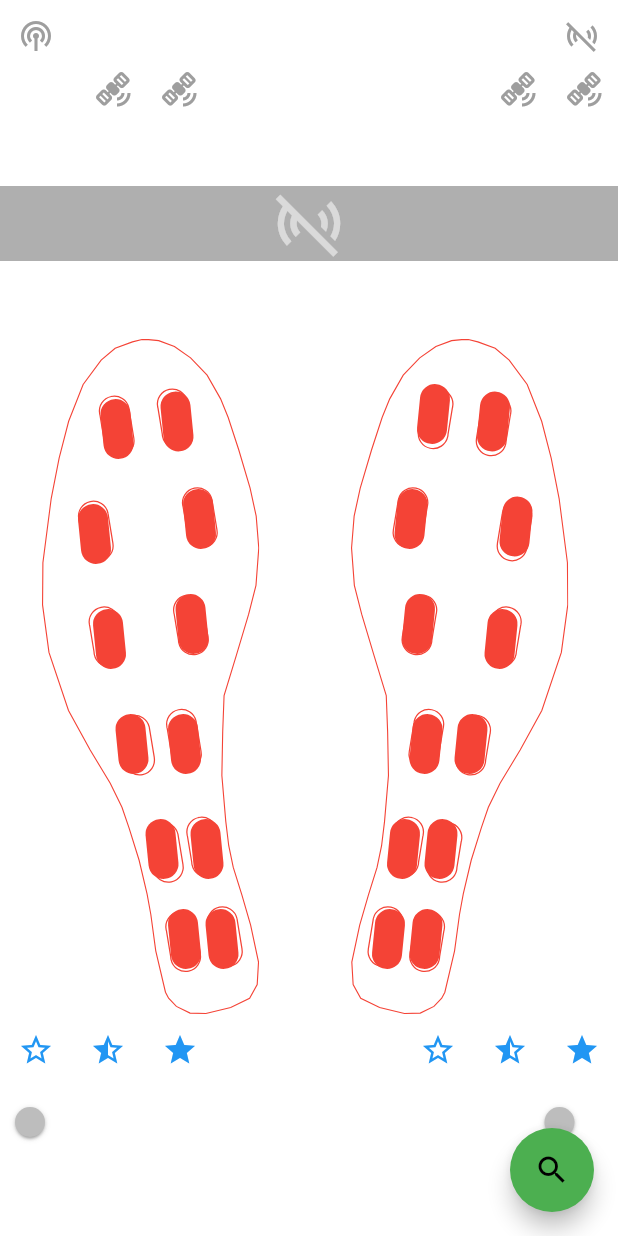
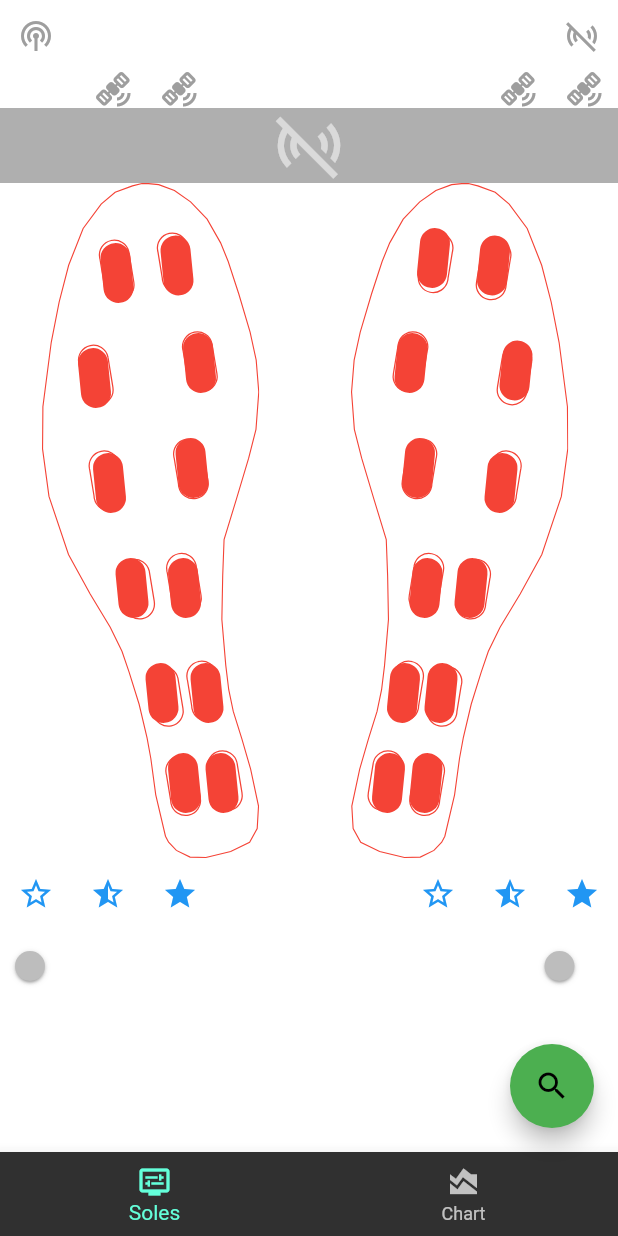
Before and after one commit to seihan/feetback_app, a Flutter app: the screen it shows after launch, on a phone screen of 412 x 824 dp. Run offline on Flutter 3.47's test engine with Material 2 defaults, Android fonts, the phone set to English and light mode, and no system bars; our stand-ins replace charts_flutter, flutter_blue_plus, flutter_svg, permission_handler, rxdart.

Commit message:
added real time data view - wip - added sensor values model to hold datetime and values - added bottom tab bar view - added real time chart for 12 sensor values - not finished

```diff
--- /dev/null
+++ b/lib/models/sensor_values.dart
@@ -0,0 +1,6 @@
+class SensorValues {
+  final DateTime time;
+  final List<int> values;
+
+  SensorValues({required this.time, required this.values});
+}
--- a/lib/screens/visualization_screen.dart
+++ b/lib/screens/visualization_screen.dart
@@ -1,96 +1,63 @@
-import 'package:feet_back_app/models/sensor_state_model.dart';
-import 'package:feet_back_app/widgets/activate_switch.dart';
-import 'package:feet_back_app/widgets/devices.dart';
-import 'package:feet_back_app/widgets/disconnect_button.dart';
+import 'package:feet_back_app/widgets/sensor_chart.dart';
+import 'package:feet_back_app/widgets/sensor_soles.dart';
 import 'package:flutter/material.dart';
 
 import '../../models/bluetooth_connection_model.dart';
-import '../widgets/buzz_button.dart';
-import '../widgets/notify_button.dart';
-import '../widgets/sensor_sole.dart';
+import '../models/sensor_state_model.dart';
 
-class VisualizationScreen extends StatelessWidget {
+class VisualizationScreen extends StatefulWidget {
   final BluetoothConnectionModel model;
   const VisualizationScreen({Key? key, required this.model}) : super(key: key);
 
   @override
+  State<VisualizationScreen> createState() => _VisualizationScreenState();
+}
+
+class _VisualizationScreenState extends State<VisualizationScreen> {
+  int _selectedIndex = 0;
+  @override
   Widget build(BuildContext context) {
     final SensorStateModel stateModel = SensorStateModel();
+    List<Widget> tabPages = [
+      SensorSoles(bluetoothConnectionModel: widget.model),
+      SensorChart(
+        stream: stateModel.leftDisplayStream,
+      ),
+    ];
     return Scaffold(
       backgroundColor: Colors.transparent,
-      body: SafeArea(
-        child: Center(
-          child: Column(
-            mainAxisAlignment: MainAxisAlignment.spaceBetween,
-            crossAxisAlignment: CrossAxisAlignment.center,
-            children: [
-              const Row(
-                mainAxisAlignment: MainAxisAlignment.spaceBetween,
-                children: [
-                  NotifyButton(),
-                  DisconnectButton(),
-                ],
-              ),
-              const DeviceWidget(),
-              const Spacer(),
-              if (model.connected == false)
-                Container(
-                  color: Colors.black.withAlpha(80),
-                  child: const Center(
-                    child: Icon(
-                      Icons.sensors_off,
-                      size: 50.0,
-                      color: Colors.white54,
-                    ),
-                  ),
-                ),
-              const Spacer(),
-              Row(
-                mainAxisAlignment: MainAxisAlignment.spaceAround,
-                children: [
-                  SensorSole(
-                    stream: stateModel.leftDisplayStream,
-                    device: 0,
-                  ),
-                  SensorSole(
-                    stream: stateModel.rightDisplayStream,
-                    device: 1,
-                  ),
-                ],
-              ),
-              const Row(
-                mainAxisAlignment: MainAxisAlignment.spaceBetween,
-                children: [
-                  BuzzButton(mode: 0, device: 2),
-                  BuzzButton(mode: 1, device: 2),
-                  BuzzButton(mode: 2, device: 2),
-                  Spacer(),
-                  BuzzButton(mode: 0, device: 3),
-                  BuzzButton(mode: 1, device: 3),
-                  BuzzButton(mode: 2, device: 3),
-                ],
-              ),
-              const Row(
-                mainAxisAlignment: MainAxisAlignment.spaceBetween,
-                children: [
-                  ActivateSwitch(device: 2),
-                  ActivateSwitch(device: 3),
-                ],
-              ),
-              const Spacer(),
-            ],
-          ),
-        ),
-      ),
-      floatingActionButton: !model.connected
+      body: tabPages[_selectedIndex],
+      floatingActionButton: !widget.model.connected
           ? FloatingActionButton(
-              onPressed: model.isScanning ? null : model.startScan,
-              backgroundColor: model.isScanning ? Colors.red : Colors.green,
+              onPressed:
+                  widget.model.isScanning ? null : widget.model.startScan,
+              backgroundColor:
+                  widget.model.isScanning ? Colors.red : Colors.green,
               child: Icon(
-                model.isScanning ? Icons.stop : Icons.search,
+                widget.model.isScanning ? Icons.stop : Icons.search,
               ),
             )
           : null,
+      bottomNavigationBar: BottomNavigationBar(
+        currentIndex: _selectedIndex,
+        onTap: _onItemTapped,
+        items: const [
+          BottomNavigationBarItem(
+            icon: Icon(Icons.display_settings),
+            label: 'Soles',
+          ),
+          BottomNavigationBarItem(
+            icon: Icon(Icons.area_chart),
+            label: 'Chart',
+          ),
+        ],
+      ),
     );
   }
+
+  void _onItemTapped(int index) {
+    setState(() {
+      _selectedIndex = index;
+    });
+  }
 }
--- /dev/null
+++ b/lib/widgets/connection_widgets.dart
@@ -0,0 +1,39 @@
+import 'package:feet_back_app/models/bluetooth_connection_model.dart';
+import 'package:flutter/material.dart';
+
+import 'devices.dart';
+import 'disconnect_button.dart';
+import 'notify_button.dart';
+
+class ConnectionWidgets extends StatelessWidget {
+  final BluetoothConnectionModel bluetoothConnectionModel;
+  const ConnectionWidgets({required this.bluetoothConnectionModel, super.key});
+
+  @override
+  Widget build(BuildContext context) {
+    return Column(
+      children: [
+        const Row(
+          mainAxisAlignment: MainAxisAlignment.spaceBetween,
+          children: [
+            NotifyButton(),
+            DisconnectButton(),
+          ],
+        ),
+        const DeviceWidget(),
+        //const Spacer(),
+        if (bluetoothConnectionModel.connected == false)
+          Container(
+            color: Colors.black.withAlpha(80),
+            child: const Center(
+              child: Icon(
+                Icons.sensors_off,
+                size: 50.0,
+                color: Colors.white54,
+              ),
+            ),
+          ),
+      ],
+    );
+  }
+}
--- a/lib/widgets/sensor_sole.dart
+++ b/lib/widgets/sensor_sole.dart
@@ -1,3 +1,4 @@
+import 'package:feet_back_app/models/sensor_values.dart';
 import 'package:feet_back_app/widgets/sensor_point.dart';
 import 'package:flutter/material.dart';
 import 'package:flutter_svg/flutter_svg.dart';
@@ -5,7 +6,7 @@ import 'package:flutter_svg/flutter_svg.dart';
 class SensorSole extends StatelessWidget {
   final int device;
   final String assetName = 'assets/sole.svg';
-  final Stream<List<int>> stream;
+  final Stream<SensorValues> stream;
   const SensorSole({required this.device, required this.stream, super.key});
 
   @override
@@ -21,11 +22,11 @@ class SensorSole extends StatelessWidget {
       stream: stream,
       builder: (
         BuildContext context,
-        AsyncSnapshot<List<int>> sensorState,
+        AsyncSnapshot<SensorValues> sensorState,
       ) {
         List<int> sensorValues = [];
-        if (sensorState.hasData && sensorState.data?.length == 12) {
-          sensorValues = sensorState.data!;
+        if (sensorState.hasData && sensorState.data?.values.length == 12) {
+          sensorValues = sensorState.data!.values;
         } else {
           sensorValues = List.generate(12, (index) => 0);
         }
--- /dev/null
+++ b/lib/widgets/sensor_soles.dart
@@ -0,0 +1,61 @@
+import 'package:feet_back_app/models/bluetooth_connection_model.dart';
+import 'package:feet_back_app/models/sensor_state_model.dart';
+import 'package:feet_back_app/widgets/sensor_sole.dart';
+import 'package:flutter/material.dart';
+
+import 'activate_switch.dart';
+import 'buzz_button.dart';
+import 'connection_widgets.dart';
+
+class SensorSoles extends StatelessWidget {
+  final BluetoothConnectionModel bluetoothConnectionModel;
+  const SensorSoles({required this.bluetoothConnectionModel, super.key});
+
+  @override
+  Widget build(BuildContext context) {
+    final SensorStateModel stateModel = SensorStateModel();
+    return SafeArea(
+      child: Center(
+        child: ListView(
+          children: [
+            ConnectionWidgets(
+                bluetoothConnectionModel: bluetoothConnectionModel),
+            Row(
+              mainAxisAlignment: MainAxisAlignment.spaceAround,
+              children: [
+                SensorSole(
+                  stream: stateModel.leftDisplayStream,
+                  device: 0,
+                ),
+                SensorSole(
+                  stream: stateModel.rightDisplayStream,
+                  device: 1,
+                ),
+              ],
+            ),
+            const Row(
+              mainAxisAlignment: MainAxisAlignment.spaceBetween,
+              children: [
+                BuzzButton(mode: 0, device: 2),
+                BuzzButton(mode: 1, device: 2),
+                BuzzButton(mode: 2, device: 2),
+                Spacer(),
+                BuzzButton(mode: 0, device: 3),
+                BuzzButton(mode: 1, device: 3),
+                BuzzButton(mode: 2, device: 3),
+              ],
+            ),
+            const Row(
+              mainAxisAlignment: MainAxisAlignment.spaceBetween,
+              children: [
+                ActivateSwitch(device: 2),
+                ActivateSwitch(device: 3),
+              ],
+            ),
+            //  const Spacer(),
+          ],
+        ),
+      ),
+    );
+  }
+}
--- a/pubspec.yaml
+++ b/pubspec.yaml
@@ -43,6 +43,7 @@ dependencies:
   collection: ^1.17.2
   flutter_svg: ^2.0.7
   rxdart: ^0.27.7
+  charts_flutter: ^0.12.0
 dev_dependencies:
   flutter_test:
     sdk: flutter
```
Also changed, not shown: lib/models/sensor_state_model.dart (+44 -24 lines), lib/models/transmission_handler.dart (+7 -7 lines), lib/widgets/scrollable_vertical_widget.dart (added, +25 -0 lines), lib/widgets/sensor_chart.dart (added, +112 -0 lines), pubspec.lock.
